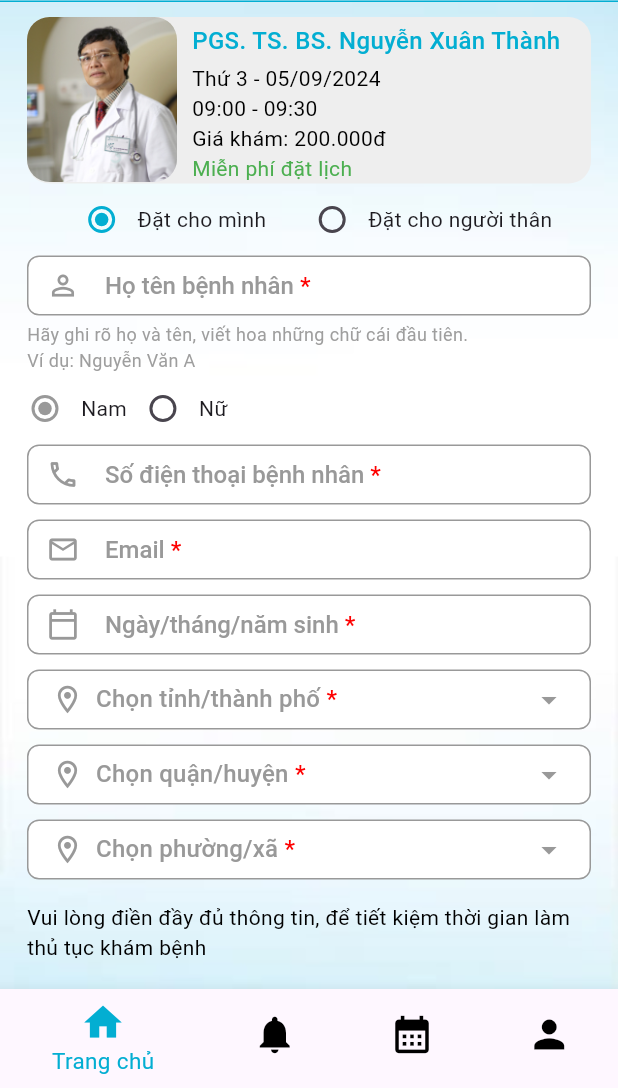
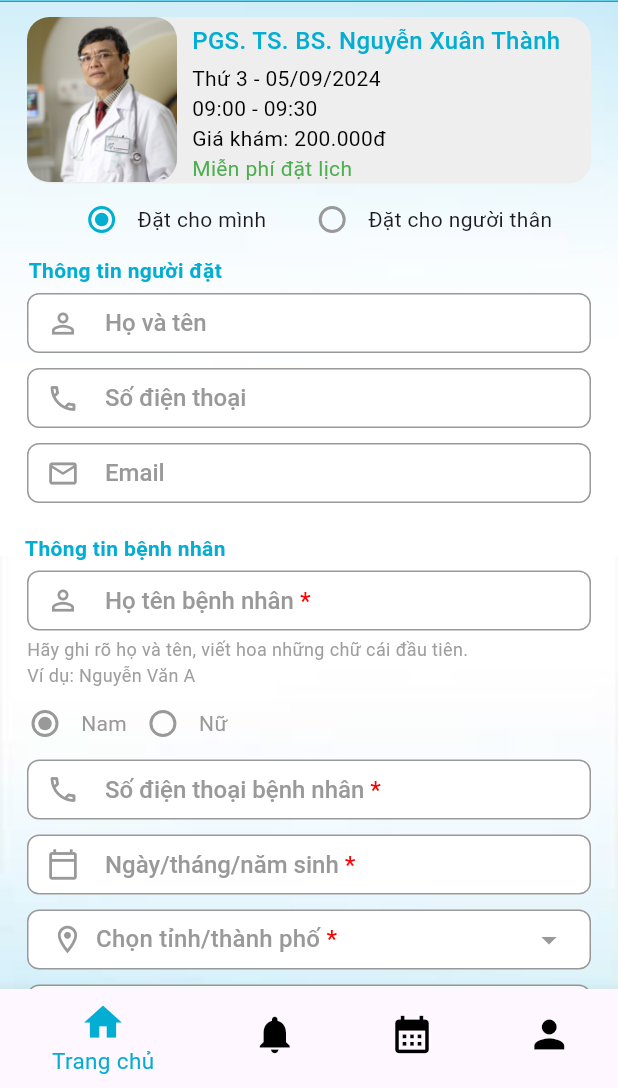
Before and after one commit to Mixture-Tech/Doctor-Appointment, a Flutter app: the screen it shows after launch, on a phone screen of 412 x 824 dp, the part 148-1236 px from its top. Run offline on Flutter 3.47's test engine with Material 3 defaults, Android fonts, the light colour scheme and no system bars.

Commit message:
feat: AppointmentScreen

```diff
--- a/app/lib/ui/screens/AppointmentScreen.dart
+++ b/app/lib/ui/screens/AppointmentScreen.dart
@@ -99,6 +99,43 @@ class _AppointmentScreenState extends State<AppointmentScreen> {
                               ),
                               // Chọn loại đặt lịch (other_booking, self_booking)
                               const TypeSelectorWidget(),
+                              const Padding(
+                                padding: EdgeInsets.only(right: 245),
+                                child: Text(
+                                    'Thông tin người đặt',
+                                    style: TextStyle(
+                                      color: AppColors.primaryBlue,
+                                      fontWeight: FontWeight.bold
+                                    ),
+                                ),
+                              ),
+                              const SizedBox(height: 5),
+                              const TextFieldWidget(
+                                hintText: 'Họ và tên',
+                                prefixIcon: Icons.person_outline,
+                              ),
+                              const SizedBox(height: 10),
+                              const TextFieldWidget(
+                                  hintText: 'Số điện thoại',
+                                  prefixIcon: Icons.phone_outlined,
+                              ),
+                              const SizedBox(height: 10),
+                              const TextFieldWidget(
+                                hintText: 'Email',
+                                prefixIcon: Icons.email_outlined,
+                              ),
+                              const SizedBox(height: 20),
+                              const Padding(
+                                padding: EdgeInsets.only(right: 245),
+                                child: Text(
+                                  'Thông tin bệnh nhân',
+                                  style: TextStyle(
+                                      color: AppColors.primaryBlue,
+                                      fontWeight: FontWeight.bold
+                                  ),
+                                ),
+                              ),
+                              const SizedBox(height: 5),
                               const TextFieldWidget(
                                 hintText: 'Họ tên bệnh nhân',
                                 prefixIcon: Icons.person_outline,
@@ -114,12 +151,6 @@ class _AppointmentScreenState extends State<AppointmentScreen> {
                                 hintText: 'Số điện thoại bệnh nhân',
                                 prefixIcon: Icons.phone_outlined,
                                 isRequired: true
-                              ),
-                              const SizedBox(height: 10),
-                              const TextFieldWidget(
-                                hintText: 'Email',
-                                prefixIcon: Icons.email_outlined,
-                                isRequired: true,
                               ),
                               const SizedBox(height: 10),
                               DatePickerTextField(
@@ -169,9 +200,9 @@ class _AppointmentScreenState extends State<AppointmentScreen> {
                                 },
                               ),
                               const SizedBox(height: 15),
-                              Padding(
-                                padding: const EdgeInsets.symmetric(horizontal: 18),
-                                child: const Text(
+                              const Padding(
+                                padding: EdgeInsets.symmetric(horizontal: 18),
+                                child: Text(
                                     'Vui lòng điền đầy đủ thông tin, để tiết kiệm thời gian làm thủ tục khám bệnh',
                                     style: AppTextStyles.infoStyle,
                                 ),
--- a/app/lib/ui/widgets/RadioButtonWidget.dart
+++ b/app/lib/ui/widgets/RadioButtonWidget.dart
@@ -1,4 +1,5 @@
 import 'package:app/styles/colors.dart';
+import 'package:app/styles/text.dart';
 import 'package:flutter/material.dart';
 
 // Enum cho other_booking và self_booking
@@ -27,6 +28,11 @@ class _TypeSelectorWidgetState extends State<TypeSelectorWidget> {
           value: SingingCharacter.other_booking,
           groupValue: _character,
           activeColor: AppColors.primaryBlue,
+          fillColor: MaterialStateProperty.resolveWith<Color>((Set<MaterialState> states) {
+            return states.contains(MaterialState.selected)
+                ? AppColors.primaryBlue // Màu khi được chọn
+                : AppColors.grey; // Màu xám khi không được chọn
+          }),
           onChanged: (SingingCharacter? value) {
             setState(() {
               _character = value!;
@@ -39,6 +45,11 @@ class _TypeSelectorWidgetState extends State<TypeSelectorWidget> {
           value: SingingCharacter.self_booking,
           groupValue: _character,
           activeColor: AppColors.primaryBlue,
+          fillColor: MaterialStateProperty.resolveWith<Color>((Set<MaterialState> states) {
+            return states.contains(MaterialState.selected)
+                ? AppColors.primaryBlue
+                : AppColors.grey;
+          }),
           onChanged: (SingingCharacter? value) {
             setState(() {
               _character = value!;
@@ -71,24 +82,46 @@ class _GenderSelectorWidgetState extends State<GenderSelectorWidget> {
           value: Gender.male,
           groupValue: _gender,
           activeColor: AppColors.grey,
+          fillColor: MaterialStateProperty.resolveWith<Color>((Set<MaterialState> states) {
+            return states.contains(MaterialState.selected)
+                ? AppColors.grey // Màu khi được chọn
+                : AppColors.grey; // Màu viền xám khi không được chọn
+          }),
           onChanged: (Gender? value) {
             setState(() {
               _gender = value!;
             });
           },
         ),
-        const Text('Nam'),
+        const Text(
+          'Nam',
+          style: TextStyle(
+            fontSize: 14,
+            color: AppColors.grey
+          ),
+        ),
         Radio<Gender>(
           value: Gender.female,
           groupValue: _gender,
           activeColor: AppColors.grey,
+          fillColor: MaterialStateProperty.resolveWith<Color>((Set<MaterialState> states) {
+            return states.contains(MaterialState.selected)
+                ? AppColors.grey
+                : AppColors.grey;
+          }),
           onChanged: (Gender? value) {
             setState(() {
               _gender = value!;
             });
           },
         ),
-        const Text('Nữ'),
+        const Text(
+          'Nữ',
+          style: TextStyle(
+            fontSize: 14,
+            color: AppColors.grey
+          ),
+        ),
       ],
     );
   }
```
